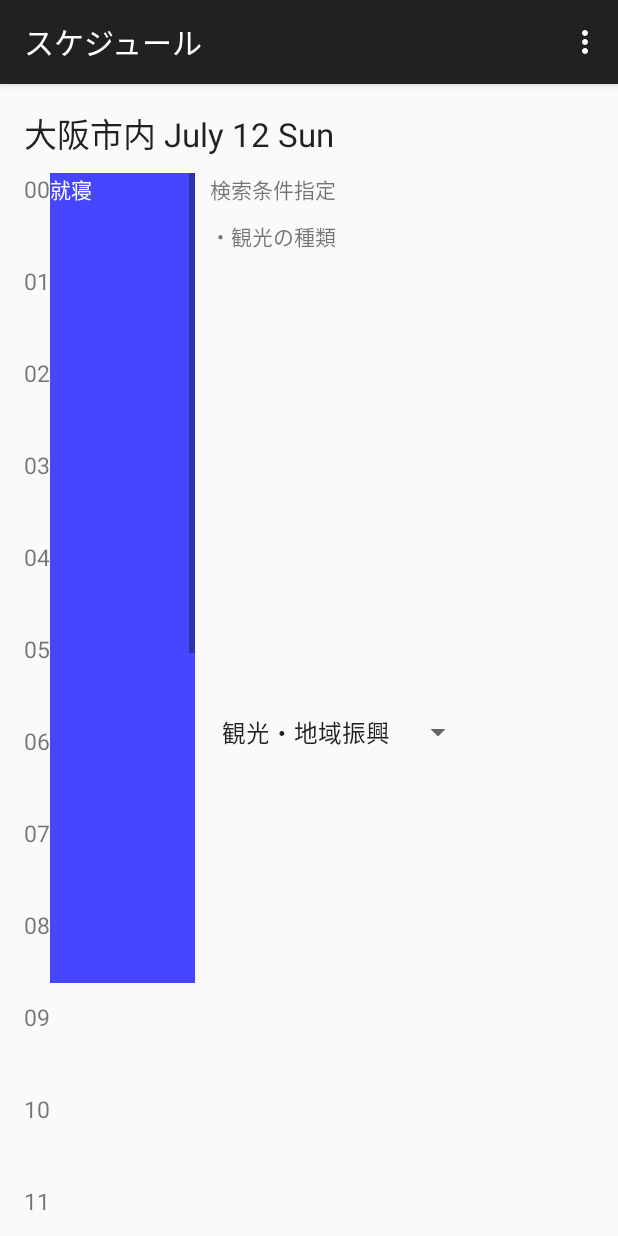
After one commit to Mrkiyo/himayanen, an Android app: the TimetableActivity screen opened directly, with no data from a screen before it, on a phone screen of 412 x 824 dp. The commit adds this screen. Run offline under Robolectric (Android 15) with nearby library versions, the phone set to English and light mode, and no system bars.

Commit message:
いろいろ機能追加2

```diff
--- /dev/null
+++ b/himayanen/app/src/main/java/jp/osaka/himayanen/himayanen/TimetableActivity.java
@@ -0,0 +1,38 @@
+package jp.osaka.himayanen.himayanen;
+
+import android.support.v7.app.ActionBarActivity;
+import android.os.Bundle;
+import android.view.Menu;
+import android.view.MenuItem;
+
+
+public class TimetableActivity extends ActionBarActivity {
+
+    @Override
+    protected void onCreate(Bundle savedInstanceState) {
+        super.onCreate(savedInstanceState);
+        setContentView(R.layout.activity_timetable);
+    }
+
+    @Override
+    public boolean onCreateOptionsMenu(Menu menu) {
+        // Inflate the menu; this adds items to the action bar if it is present.
+        getMenuInflater().inflate(R.menu.menu_timetable, menu);
+        return true;
+    }
+
+    @Override
+    public boolean onOptionsItemSelected(MenuItem item) {
+        // Handle action bar item clicks here. The action bar will
+        // automatically handle clicks on the Home/Up button, so long
+        // as you specify a parent activity in AndroidManifest.xml.
+        int id = item.getItemId();
+
+        //noinspection SimplifiableIfStatement
+        if (id == R.id.action_settings) {
+            return true;
+        }
+
+        return super.onOptionsItemSelected(item);
+    }
+}
--- a/himayanen/app/src/main/res/layout/activity_main.xml
+++ b/himayanen/app/src/main/res/layout/activity_main.xml
@@ -18,4 +18,10 @@
         android:layout_below="@+id/textView"
         android:layout_centerHorizontal="true" />
 
+    <Button
+        android:layout_width="wrap_content"
+        android:layout_height="wrap_content"
+        android:text="スケジュール画面へ"
+        android:id="@+id/toSchedule" />
+
 </LinearLayout>
--- /dev/null
+++ b/himayanen/app/src/main/res/layout/activity_timetable.xml
@@ -0,0 +1,283 @@
+<LinearLayout xmlns:android="http://schemas.android.com/apk/res/android"
+    xmlns:tools="http://schemas.android.com/tools" android:layout_width="match_parent"
+    android:layout_height="match_parent" android:paddingLeft="@dimen/activity_horizontal_margin"
+    android:paddingRight="@dimen/activity_horizontal_margin"
+    android:paddingTop="@dimen/activity_vertical_margin"
+    android:paddingBottom="@dimen/activity_vertical_margin"
+    tools:context="jp.osaka.himayanen.himayanen.TimetableActivity"
+    android:orientation="vertical">
+
+
+    <TextView
+        android:layout_width="wrap_content"
+        android:layout_height="wrap_content"
+        android:textAppearance="?android:attr/textAppearanceLarge"
+        android:text="大阪市内 July 12 Sun"
+        android:layout_marginBottom="10dp"/>
+
+
+    <LinearLayout
+        android:orientation="horizontal"
+        android:layout_width="match_parent"
+        android:layout_height="match_parent">
+
+        <LinearLayout
+            android:orientation="vertical"
+            android:layout_width="match_parent"
+            android:layout_height="match_parent"
+            android:layout_weight="0.7">
+
+
+            <ScrollView
+                android:layout_width="match_parent"
+                android:layout_height="wrap_content"
+                android:id="@+id/scrollView" >
+
+                <LinearLayout
+                    android:orientation="horizontal"
+                    android:layout_width="match_parent"
+                    android:layout_height="match_parent">
+
+                    <LinearLayout
+                        android:orientation="vertical"
+                        android:layout_width="wrap_content"
+                        android:layout_height="match_parent">
+
+                        <TextView
+                            android:layout_width="wrap_content"
+                            android:layout_height="wrap_content"
+                            android:text="00"
+                            android:textSize="@dimen/schedule_text_size"
+                            android:layout_marginBottom="@dimen/schedule_margin_bottom"/>
+
+                        <TextView
+                            android:layout_width="wrap_content"
+                            android:layout_height="wrap_content"
+                            android:text="01"
+                            android:textSize="@dimen/schedule_text_size"
+                            android:layout_marginBottom="@dimen/schedule_margin_bottom"/>
+                        <TextView
+                            android:layout_width="wrap_content"
+                            android:layout_height="wrap_content"
+                            android:text="02"
+                            android:textSize="@dimen/schedule_text_size"
+                            android:layout_marginBottom="@dimen/schedule_margin_bottom"/>
+                        <TextView
+                            android:layout_width="wrap_content"
+                            android:layout_height="wrap_content"
+                            android:text="03"
+                            android:textSize="@dimen/schedule_text_size"
+                            android:layout_marginBottom="@dimen/schedule_margin_bottom"/>
+                        <TextView
+                            android:layout_width="wrap_content"
+                            android:layout_height="wrap_content"
+                            android:text="04"
+                            android:textSize="@dimen/schedule_text_size"
+                            android:layout_marginBottom="@dimen/schedule_margin_bottom"/>
+                        <TextView
+                            android:layout_width="wrap_content"
+                            android:layout_height="wrap_content"
+                            android:text="05"
+                            android:textSize="@dimen/schedule_text_size"
+                            android:layout_marginBottom="@dimen/schedule_margin_bottom"/>
+                        <TextView
+                            android:layout_width="wrap_content"
+                            android:layout_height="wrap_content"
+                            android:text="06"
+                            android:textSize="@dimen/schedule_text_size"
+                            android:layout_marginBottom="@dimen/schedule_margin_bottom"/>
+                        <TextView
+                            android:layout_width="wrap_content"
+                            android:layout_height="wrap_content"
+                            android:text="07"
+                            android:textSize="@dimen/schedule_text_size"
+                            android:layout_marginBottom="@dimen/schedule_margin_bottom"/>
+                        <TextView
+                            android:layout_width="wrap_content"
+                            android:layout_height="wrap_content"
+                            android:text="08"
+                            android:textSize="@dimen/schedule_text_size"
+                            android:layout_marginBottom="@dimen/schedule_margin_bottom"/>
+                        <TextView
+                            android:layout_width="wrap_content"
+                            android:layout_height="wrap_content"
+                            android:text="09"
+                            android:textSize="@dimen/schedule_text_size"
+                            android:layout_marginBottom="@dimen/schedule_margin_bottom"/>
+                        <TextView
+                            android:layout_width="wrap_content"
+                            android:layout_height="wrap_content"
+                            android:text="10"
+                            android:textSize="@dimen/schedule_text_size"
+                            android:layout_marginBottom="@dimen/schedule_margin_bottom"/>
+                        <TextView
+                            android:layout_width="wrap_content"
+                            android:layout_height="wrap_content"
+                            android:text="11"
+                            android:textSize="@dimen/schedule_text_size"
+                            android:layout_marginBottom="@dimen/schedule_margin_bottom"/>
+                        <TextView
+                            android:layout_width="wrap_content"
+                            android:layout_height="wrap_content"
+                            android:text="12"
+                            android:textSize="@dimen/schedule_text_size"
+                            android:layout_marginBottom="@dimen/schedule_margin_bottom"/>
+                        <TextView
+                            android:layout_width="wrap_content"
+                            android:layout_height="wrap_content"
+                            android:text="13"
+                            android:textSize="@dimen/schedule_text_size"
+                            android:layout_marginBottom="@dimen/schedule_margin_bottom"/>
+                        <TextView
+                            android:layout_width="wrap_content"
+                            android:layout_height="wrap_content"
+                            android:text="14"
+                            android:textSize="@dimen/schedule_text_size"
+                            android:layout_marginBottom="@dimen/schedule_margin_bottom"/>
+                        <TextView
+                            android:layout_width="wrap_content"
+                            android:layout_height="wrap_content"
+                            android:text="15"
+                            android:textSize="@dimen/schedule_text_size"
+                            android:layout_marginBottom="@dimen/schedule_margin_bottom"/>
+                        <TextView
+                            android:layout_width="wrap_content"
+                            android:layout_height="wrap_content"
+                            android:text="16"
+                            android:textSize="@dimen/schedule_text_size"
+                            android:layout_marginBottom="@dimen/schedule_margin_bottom"/>
+                        <TextView
+                            android:layout_width="wrap_content"
+                            android:layout_height="wrap_content"
+                            android:text="17"
+                            android:textSize="@dimen/schedule_text_size"
+                            android:layout_marginBottom="@dimen/schedule_margin_bottom"/>
+                        <TextView
+                            android:layout_width="wrap_content"
+                            android:layout_height="wrap_content"
+                            android:text="18"
+                            android:textSize="@dimen/schedule_text_size"
+                            android:layout_marginBottom="@dimen/schedule_margin_bottom"/>
+                        <TextView
+                            android:layout_width="wrap_content"
+                            android:layout_height="wrap_content"
+                            android:text="19"
+                            android:textSize="@dimen/schedule_text_size"
+                            android:layout_marginBottom="@dimen/schedule_margin_bottom"/>
+                        <TextView
+                            android:layout_width="wrap_content"
+                            android:layout_height="wrap_content"
+                            android:text="20"
+                            android:textSize="@dimen/schedule_text_size"
+                            android:layout_marginBottom="@dimen/schedule_margin_bottom"/>
+                        <TextView
+                            android:layout_width="wrap_content"
+                            android:layout_height="wrap_content"
+                            android:text="21"
+                            android:textSize="@dimen/schedule_text_size"
+                            android:layout_marginBottom="@dimen/schedule_margin_bottom"/>
+                        <TextView
+                            android:layout_width="wrap_content"
+                            android:layout_height="wrap_content"
+                            android:text="22"
+                            android:textSize="@dimen/schedule_text_size"
+                            android:layout_marginBottom="@dimen/schedule_margin_bottom"/>
+                        <TextView
+                            android:layout_width="wrap_content"
+                            android:layout_height="wrap_content"
+                            android:text="23"
+                            android:textSize="@dimen/schedule_text_size"
+                            android:layout_marginBottom="@dimen/schedule_margin_bottom"/>
+
+
+
+                    </LinearLayout>
+
+                    <LinearLayout
+                        android:orientation="vertical"
+                        android:layout_width="match_parent"
+                        android:layout_height="match_parent"
+                        android:layout_weight="1">
+
+
+                        <TextView
+                            android:layout_width="match_parent"
+                            android:layout_height="540dp"
+                            android:text="就寝"
+                            android:textColor="#FFFFFF"
+                            android:background="#4646ff"/>
+                        <TextView
+                            android:layout_width="match_parent"
+                            android:layout_height="780dp" />
+                        <TextView
+                            android:layout_width="match_parent"
+                            android:layout_height="180dp"
+                            android:text="ホテル"
+                            android:textColor="#FFFFFF"
+                            android:background="#4646ff"/>
+                    </LinearLayout>
+                </LinearLayout>
+            </ScrollView>
+        </LinearLayout>
+
+        <LinearLayout
+            android:orientation="vertical"
+            android:layout_width="match_parent"
+            android:layout_height="match_parent"
+            android:layout_marginLeft="10dp"
+            android:layout_weight="0.3">
+
+            <TextView
+                android:layout_width="wrap_content"
+                android:layout_height="wrap_content"
+                android:text="検索条件指定"/>
+            <TextView
+                android:layout_width="wrap_content"
+                android:layout_height="wrap_content"
+                android:layout_marginTop="10dp"
+                android:text="・観光の種類"/>
+
+            <Spinner
+                android:layout_width="wrap_content"
+                android:layout_height="match_parent"
+                android:id="@+id/kinds_of_sightseeing"
+                android:entries="@array/spinner_sightseeing_kinds"/>
+
+            <TextView
+                android:layout_width="wrap_content"
+                android:layout_height="wrap_content"
+                android:layout_marginTop="10dp"
+                android:text="・地域" />
+
+            <Spinner
+                android:layout_width="wrap_content"
+                android:layout_height="match_parent"
+                android:id="@+id/area"
+                android:entries="@array/spinner_area"/>
+
+            <TextView
+                android:layout_width="wrap_content"
+                android:layout_height="wrap_content"
+                android:layout_marginTop="10dp"
+
+                android:text="移動手段" />
+
+            <Spinner
+                android:layout_width="wrap_content"
+                android:layout_height="match_parent"
+                android:id="@+id/how_to_move"
+                android:entries="@array/spinner_how_to_move"/>
+
+            <Button
+                android:layout_width="wrap_content"
+                android:layout_height="wrap_content"
+                android:layout_marginTop="10dp"
+                android:text="ひまやねん"
+                android:id="@+id/himayanen"
+                android:layout_gravity="bottom" />
+
+
+        </LinearLayout>
+    </LinearLayout>
+
+</LinearLayout>
--- /dev/null
+++ b/himayanen/app/src/main/res/layout/calender.xml
@@ -0,0 +1,6 @@
+<?xml version="1.0" encoding="utf-8"?>
+<LinearLayout xmlns:android="http://schemas.android.com/apk/res/android"
+    android:orientation="vertical" android:layout_width="match_parent"
+    android:layout_height="match_parent">
+
+</LinearLayout>
--- /dev/null
+++ b/himayanen/app/src/main/res/menu/menu_timetable.xml
@@ -0,0 +1,7 @@
+<menu xmlns:android="http://schemas.android.com/apk/res/android"
+    xmlns:app="http://schemas.android.com/apk/res-auto"
+    xmlns:tools="http://schemas.android.com/tools"
+    tools:context="jp.osaka.himayanen.himayanen.TimetableActivity">
+    <item android:id="@+id/action_settings" android:title="@string/action_settings"
+        android:orderInCategory="100" app:showAsAction="never" />
+</menu>
--- /dev/null
+++ b/himayanen/app/src/main/res/values/arrays.xml
@@ -0,0 +1,26 @@
+<?xml version="1.0" encoding="utf-8"?>
+<resources>
+
+    <string-array name="spinner_sightseeing_kinds">
+        <item>観光・地域振興</item>
+        <item>観光・文化</item>
+        <item>観光</item>
+        <item>文化</item>
+        <item>地域振興</item>
+        <item>スポーツ</item>
+        <item>その他</item>
+    </string-array>
+
+    <string-array name="spinner_area">
+        <item>大阪北</item>
+        <item>大阪南</item>
+    </string-array>
+
+    <string-array name="spinner_how_to_move">
+        <item>電車</item>
+        <item>車</item>
+        <item>徒歩</item>
+    </string-array>
+
+
+</resources>
--- a/himayanen/app/src/main/res/values/dimens.xml
+++ b/himayanen/app/src/main/res/values/dimens.xml
@@ -2,4 +2,7 @@
     <!-- Default screen margins, per the Android Design guidelines. -->
     <dimen name="activity_horizontal_margin">16dp</dimen>
     <dimen name="activity_vertical_margin">16dp</dimen>
+    <dimen name="time_picker_input_area_width">10dp</dimen>
+    <dimen name="schedule_margin_bottom">40dp</dimen>
+    <dimen name="schedule_text_size">15dp</dimen>
 </resources>
```
Also changed, not shown: himayanen/app/src/main/AndroidManifest.xml (+12 -4 lines), himayanen/app/src/main/java/jp/osaka/himayanen/himayanen/InputDetailActivity.java (added, +55 -0 lines), himayanen/app/src/main/java/jp/osaka/himayanen/himayanen/MainActivity.java (+73 -11 lines), himayanen/app/src/main/res/drawable/divier.xml (added, +11 -0 lines), himayanen/app/src/main/res/layout/activity_input_detail.xml (added, +94 -0 lines), himayanen/app/src/main/res/menu/menu_input_detail.xml (added, +7 -0 lines), himayanen/app/src/main/res/menu/menu_time_t.xml (added, +7 -0 lines), himayanen/app/src/main/res/values/strings.xml (+11 -0 lines).
